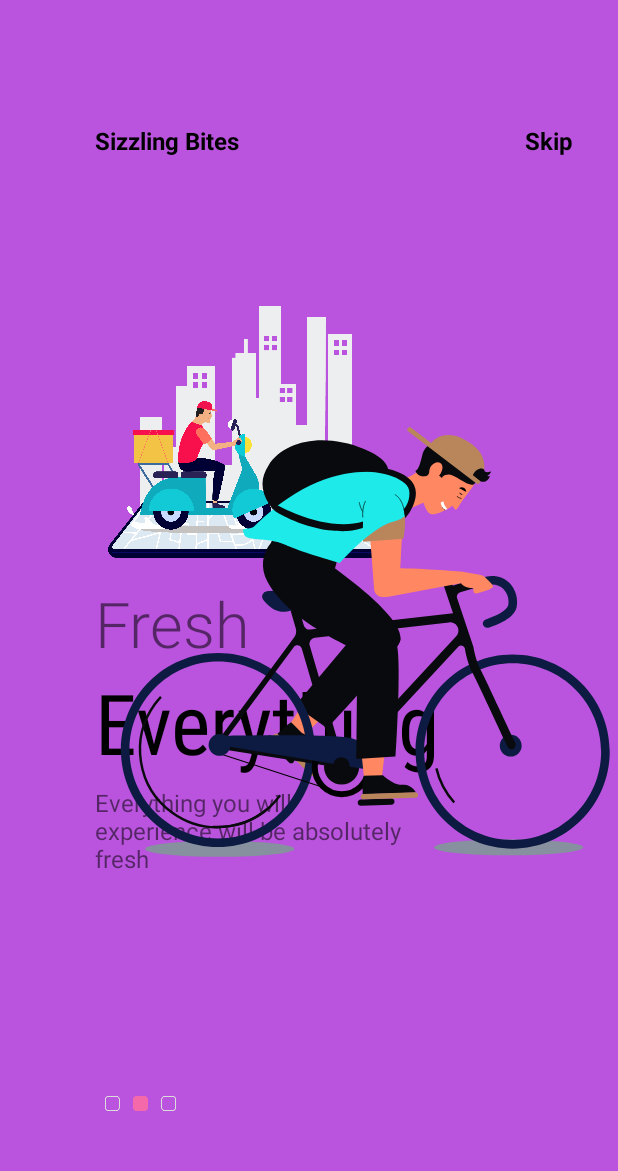
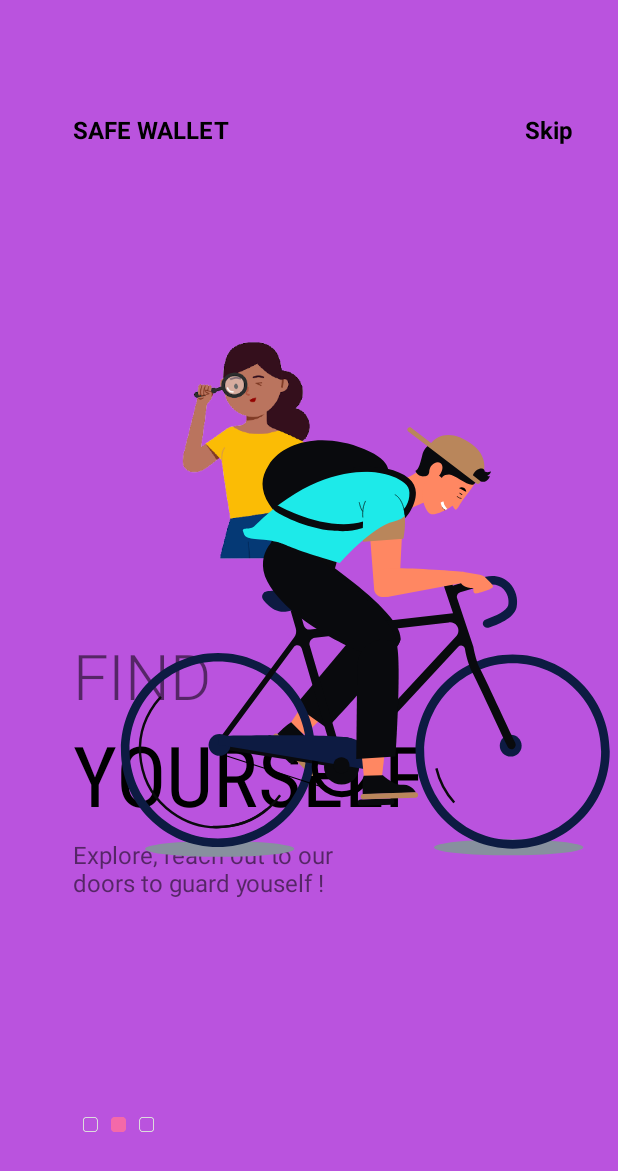
Before and after one commit to aadeshpandiri/ModernFeatures, an Android app: the fragment OnBoardingFragment2 placed in its activity, on a phone screen of 412 x 824 dp. Shown: the top 1171 px of the screen. Run offline under Robolectric (Android 15) with nearby library versions, the phone set to English and light mode, and no system bars; libraries missing offline, so code that uses them is left out: maes.tech.intentanim; plain views replace LiquidPager; Roboto replaces fonts that are not available here; 4 statements that could not run were skipped.

Commit message:
all done except logo

```diff
--- a/app/src/main/res/layout/fragment_on_boarding2.xml
+++ b/app/src/main/res/layout/fragment_on_boarding2.xml
@@ -7,9 +7,9 @@
 
     <ImageView
         android:id="@+id/imageView"
-        android:layout_width="200dp"
-        android:layout_height="200dp"
-        android:src="@drawable/img2"
+        android:layout_width="250dp"
+        android:layout_height="250dp"
+        android:src="@drawable/onboarding2"
         app:layout_constraintHorizontal_bias=".3"
         app:layout_constraintVertical_bias=".3"
         app:layout_constraintBottom_toBottomOf="parent"
@@ -21,11 +21,10 @@
         android:id="@+id/textView"
         android:layout_width="wrap_content"
         android:layout_height="wrap_content"
-        android:text="Sizzling Bites"
+        android:text="SAFE WALLET"
         android:textColor="@color/black"
         android:textSize="16sp"
         android:textStyle="bold"
-
         app:layout_constraintHorizontal_bias="0"
         app:layout_constraintBottom_toTopOf="@+id/imageView"
         app:layout_constraintEnd_toEndOf="parent"
@@ -51,7 +50,7 @@
         android:layout_width="wrap_content"
         android:layout_height="wrap_content"
         android:fontFamily="sans-serif-light"
-        android:text="Fresh"
+        android:text="FIND"
         android:textSize="42sp"
         app:layout_constraintHorizontal_bias="0"
         app:layout_constraintVertical_bias="0"
@@ -66,7 +65,7 @@
         android:layout_height="wrap_content"
         android:fontFamily="sans-serif-condensed"
         android:textSize="56sp"
-        android:text="Everything"
+        android:text="YOURSELF"
         android:textColor="@color/black"
         app:layout_constraintVertical_bias="0"
         app:layout_constraintHorizontal_bias="0"
@@ -79,7 +78,7 @@
         android:id="@+id/textView4"
         android:layout_width="0dp"
         android:layout_height="0dp"
-        android:text="Everything you will experience will be absolutely fresh"
+        android:text="Explore, reach out to our doors to guard youself ! "
         android:textSize="16sp"
         app:layout_constraintHorizontal_bias="0"
         app:layout_constraintVertical_bias="0"
```
Also changed, not shown: app/src/main/res/layout/fragment_on_boarding1.xml (+5 -5 lines), app/src/main/res/layout/fragment_on_boarding3.xml (+9 -6 lines), app/src/main/res/drawable/onboard1.jpg (added), app/src/main/res/drawable/onboard2.jpg (added), app/src/main/res/drawable/onboard3.png (added), app/src/main/res/drawable/onboard33.png (added), app/src/main/res/drawable/onboarding2.png (added), app/src/main/res/drawable/r.png (added).
